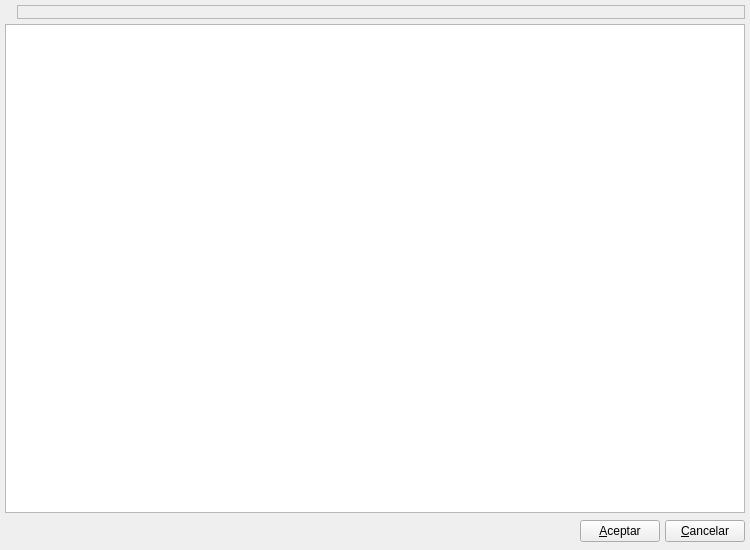
The window that bulmages/bulmafact/plugins/pluginbf_iva/listtipoivabase.ui (eboladev/Bulmages-1) describes before a commit, drawn with Qt 5.
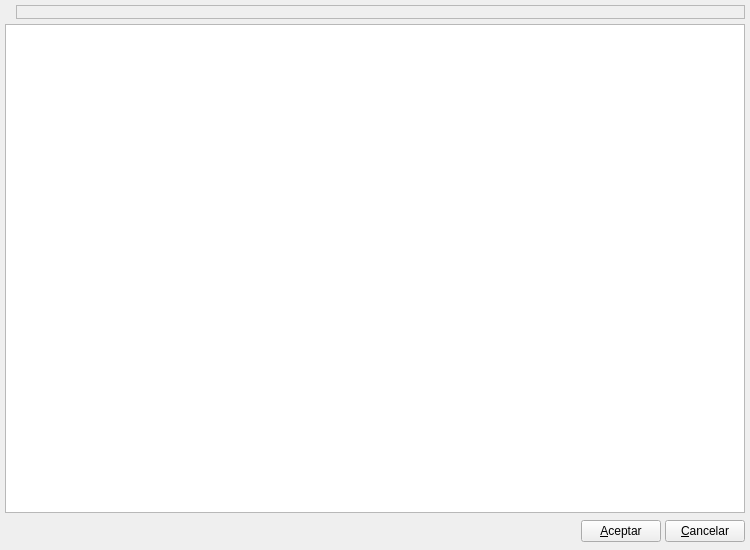
The same window after the commit. Icons and pictures are not drawn. Custom widgets are drawn as their Qt base class.

Diff of the .ui file:
```diff
--- a/bulmages/bulmafact/plugins/pluginbf_iva/listtipoivabase.ui
+++ b/bulmages/bulmafact/plugins/pluginbf_iva/listtipoivabase.ui
@@ -10,7 +10,13 @@
     <height>550</height>
    </rect>
   </property>
-  <property name="windowTitle" >
+  <property name="minimumSize">
+   <size>
+    <width>750</width>
+    <height>550</height>
+   </size>
+  </property>
+  <property name="windowTitle">
    <string>Tipos de IVA</string>
   </property>
   <property name="windowIcon" >
@@ -24,10 +30,10 @@
    <property name="spacing" >
     <number>5</number>
    </property>
-   <item row="2" column="0" >
-    <layout class="QHBoxLayout" >
-     <property name="spacing" >
-      <number>5</number>
+   <item row="2" column="0">
+    <layout class="QHBoxLayout">
+     <property name="spacing">
+      <number>4</number>
      </property>
      <property name="margin" >
       <number>0</number>
@@ -61,10 +67,10 @@
      </item>
     </layout>
    </item>
-   <item row="0" column="0" >
-    <layout class="QHBoxLayout" >
-     <property name="spacing" >
-      <number>5</number>
+   <item row="0" column="0">
+    <layout class="QHBoxLayout">
+     <property name="spacing">
+      <number>4</number>
      </property>
      <property name="margin" >
       <number>0</number>
@@ -112,7 +118,7 @@
    </item>
   </layout>
  </widget>
- <layoutdefault spacing="2" margin="6" />
+ <layoutdefault spacing="2" margin="6"/>
  <customwidgets>
   <customwidget>
    <class>ListTipoIVASubForm</class>
```
Left out of the diff: 65 changed lines with no effect on the pictures.
